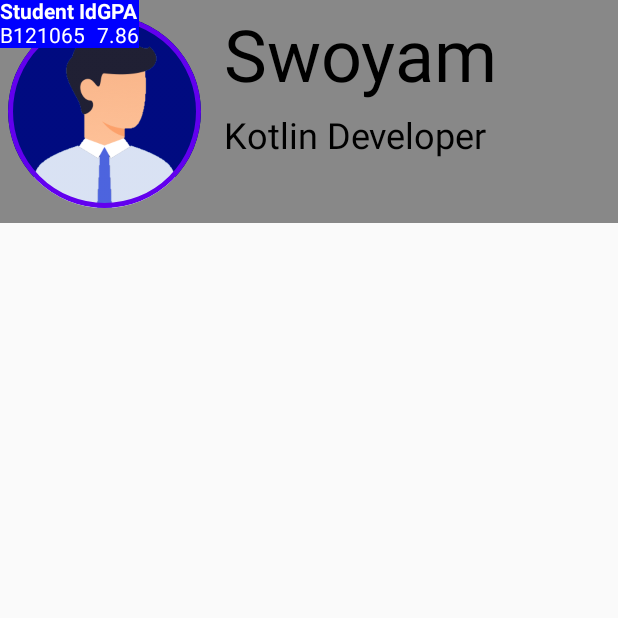
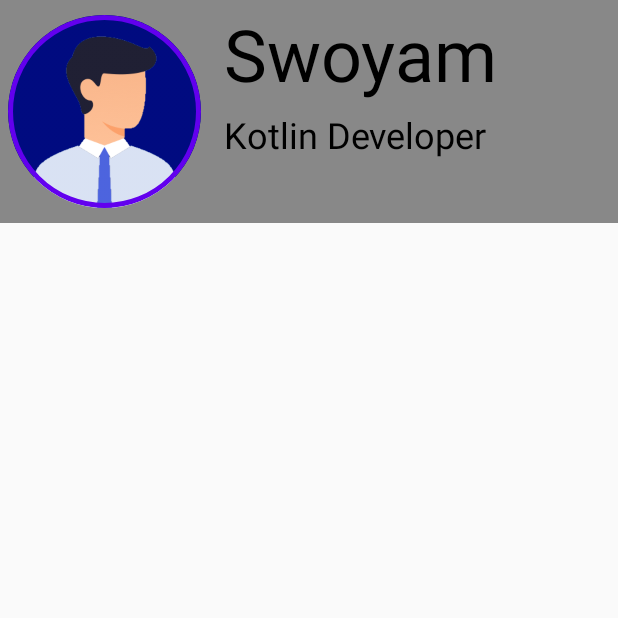
Before and after one commit to swoyam2609/Learing-Jetpack-Compose, an Android app built with Jetpack Compose: the screen it shows after launch (MainActivity), on a phone screen of 412 x 824 dp, the top half of it. Run offline under Robolectric (Android 15) with nearby library versions, the phone set to English and light mode, and no system bars.

Commit message:
ahh temp push

```diff
--- a/app/src/main/java/com/example/myfirstcomposeapp/MainActivity.kt
+++ b/app/src/main/java/com/example/myfirstcomposeapp/MainActivity.kt
@@ -5,12 +5,8 @@ import android.os.Bundle
 import android.telecom.Call.Details
 import androidx.activity.ComponentActivity
 import androidx.activity.compose.setContent
-import androidx.compose.foundation.Image
-import androidx.compose.foundation.background
-import androidx.compose.foundation.border
-import androidx.compose.foundation.isSystemInDarkTheme
+import androidx.compose.foundation.*
 import androidx.compose.foundation.layout.*
-import androidx.compose.foundation.layout.RowScopeInstance.weight
 import androidx.compose.foundation.shape.CircleShape
 import androidx.compose.material.*
 import androidx.compose.runtime.Composable
@@ -30,7 +26,6 @@ class MainActivity : ComponentActivity() {
         super.onCreate(savedInstanceState)
         setContent {
             ProfileCard(profile = Profile("Swoyam", "Kotlin Developer", 121065, 7.86f))
-            DetailsCard(profile = Profile("Swoyam", "Kotlin Developer", 121065, 7.86f))
         }
     }
 }
@@ -41,6 +36,7 @@ data class Profile(val name: String, val description: String, val id: Int, val g
 fun ProfileCard(profile: Profile) {
     Row(
         modifier = Modifier
+            .clickable { }
             .background(color = Color.Gray)
             .padding(horizontal = 5.dp, vertical = 10.dp)
     ) {
@@ -81,36 +77,3 @@ fun ProfileCard(profile: Profile) {
     }
 
 }
-
-@Composable
-fun DetailsCard(profile: Profile) {
-    Row(
-        modifier = Modifier
-            .background(color = Color.Blue)
-    ) {
-        Column() {
-            Text(
-                text = "Student Id",
-                color = Color.White,
-                style = TextStyle(fontWeight = FontWeight.Bold),
-            )
-            Text(
-                text = "B121065",
-                color = Color.White,
-                style = TextStyle(fontWeight = FontWeight.Normal),
-            )
-        }
-        Column() {
-            Text(
-                text = "GPA",
-                color = Color.White,
-                style = TextStyle(fontWeight = FontWeight.Bold)
-            )
-            Text(
-                text = "7.86",
-                color = Color.White,
-                style = TextStyle(fontWeight = FontWeight.Normal),
-            )
-        }
-    }
-}
```
